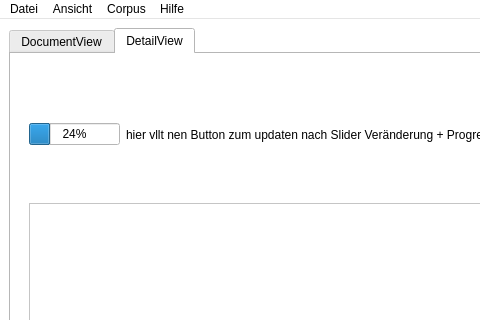
The window that src/ui/ui_files/testview2.ui (Zarnosch/AVaAoMDTV) describes before a commit, drawn with Qt 5; both pictures show x 0 to 480 and y 0 to 320 of the 1001 by 859 pixel window.
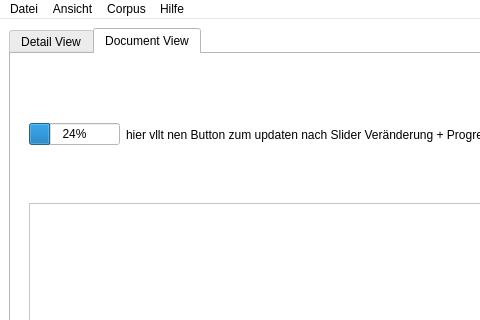
The same window after the commit.

What changed in the file:
```diff
--- a/src/ui/ui_files/testview2.ui
+++ b/src/ui/ui_files/testview2.ui
@@ -455,7 +455,7 @@
       </property>
       <widget class="QWidget" name="tab">
        <attribute name="title">
-        <string>DocumentView</string>
+        <string>Detail View</string>
        </attribute>
        <layout class="QGridLayout" name="gridLayout_10">
         <item row="0" column="0">
@@ -471,7 +471,7 @@
       </widget>
       <widget class="QWidget" name="tab_2">
        <attribute name="title">
-        <string>DetailView</string>
+        <string>Document View</string>
        </attribute>
        <layout class="QGridLayout" name="gridLayout_8">
         <item row="0" column="0">
```
